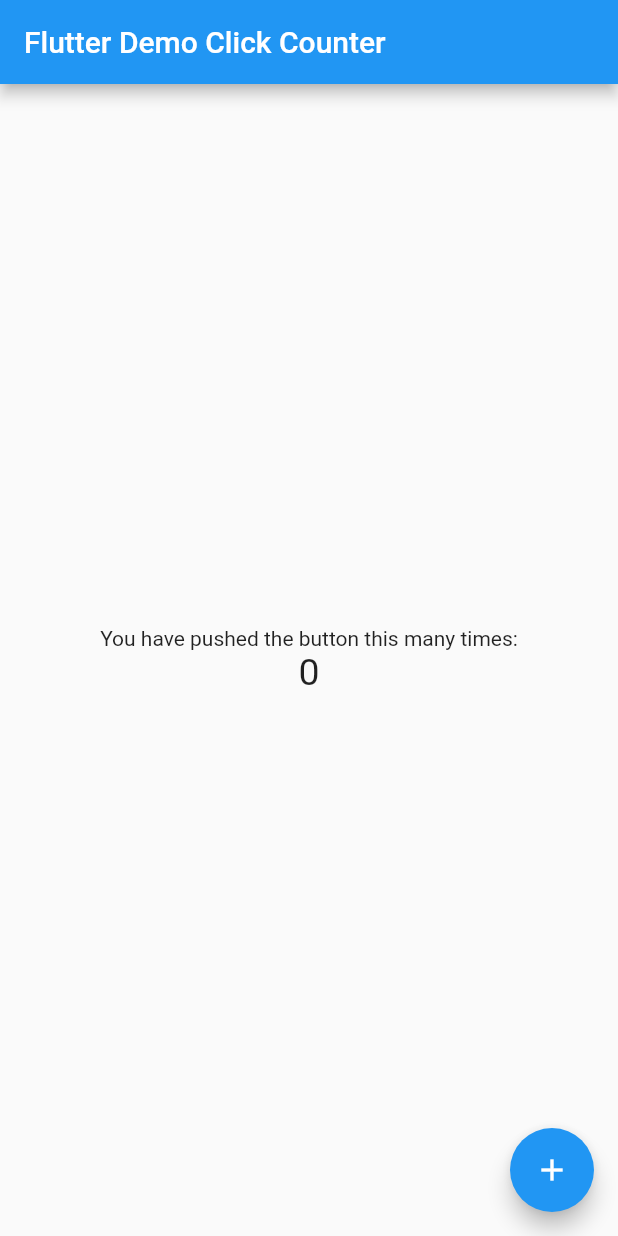
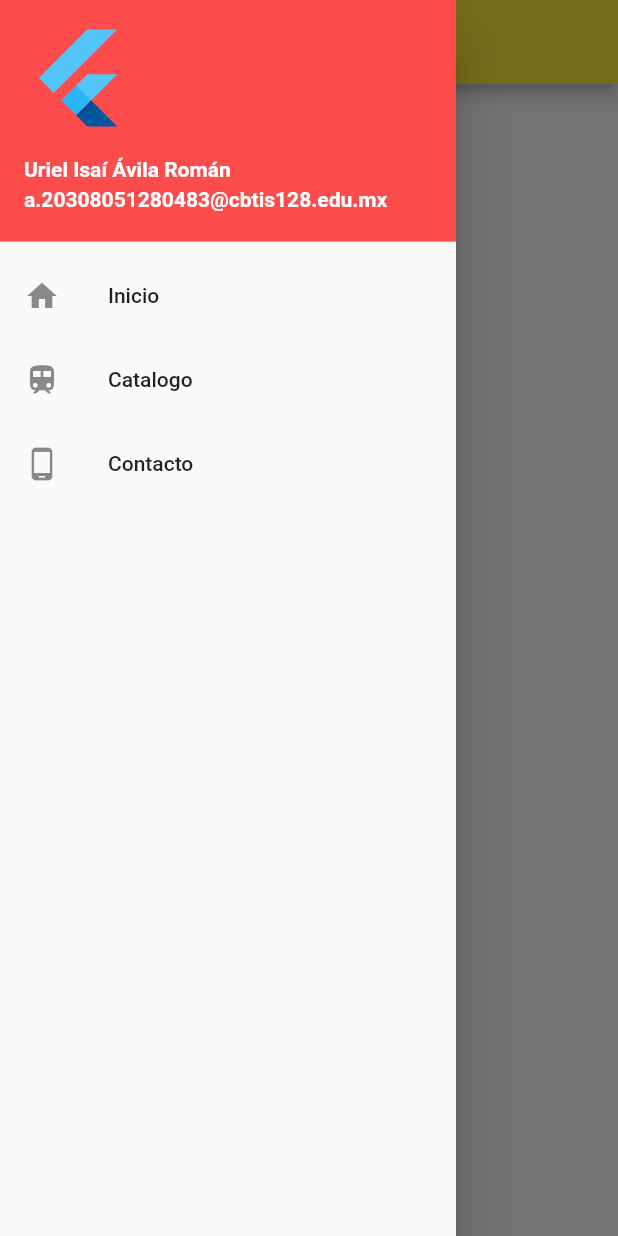
Before and after one commit to AvilaRomanUrielIsai/DrawerFlutLab, a Flutter app: the screen it shows after launch, with the side drawer open (before the commit the screen has no drawer), on a phone screen of 412 x 824 dp. Run offline on Flutter 3.47's test engine with Material 2 defaults, Android fonts, the phone set to English and light mode, and no system bars.

Commit message:
drawer v2

```diff
--- a/lib/main.dart
+++ b/lib/main.dart
@@ -1,90 +1,97 @@
 import 'package:flutter/material.dart';
 
-void main() => runApp(MyApp());
+void main() => runApp(const MyApp());
 
 class MyApp extends StatelessWidget {
   const MyApp({super.key});
-  static const String _title = 'Flutter Stateful Clicker Counter';
+  static const String _title = 'Drawer en Flutter';
   // This widget is the root of your application.
   @override
   Widget build(BuildContext context) {
     return MaterialApp(
       title: _title,
       theme: ThemeData(
-        primarySwatch: Colors.blue,
+        primarySwatch: Colors.yellow,
       ),
-      home: MyHomePage(),
+      debugShowCheckedModeBanner: false,
+      home: const MyHomePage(),
     );
   }
 }
 
 class MyHomePage extends StatefulWidget {
   const MyHomePage({super.key});
-  // This widget is the home page of your application. It is stateful, meaning
-  // that it has a State object (defined below) that contains fields that affect
-  // how it looks.
-  // This class is the configuration for the state.
   @override
   _MyHomePageState createState() => _MyHomePageState();
 }
 
 class _MyHomePageState extends State<MyHomePage> {
-  int _counter = 0;
-
-  void _incrementCounter() {
-    setState(() {
-      // This call to setState tells the Flutter framework that something has
-      // changed in this State, which causes it to rerun the build method below
-      // so that the display can reflect the updated values. If we changed
-      // _counter without calling setState(), then the build method would not be
-      // called again, and so nothing would appear to happen.
-      _counter++;
-    });
-  }
-
   @override
   Widget build(BuildContext context) {
-    // This method is rerun every time setState is called, for instance as done
-    // by the _incrementCounter method above.
-    //
-    // The Flutter framework has been optimized to make rerunning build methods
-    // fast, so that you can just rebuild anything that needs updating rather
-    // than having to individually change instances of widgets.
     return Scaffold(
-      appBar: AppBar(
-        // Here we take the value from the MyHomePage object that was created by
-        // the App.build method, and use it to set our appbar title.
-        title: Text('Flutter Demo Click Counter'),
-      ),
-      body: Center(
-        // Center is a layout widget. It takes a single child and positions it
-        // in the middle of the parent.
-        child: Column(
-          // Column is also a layout widget. It takes a list of children and
-          // arranges them vertically. By default, it sizes itself to fit its
-          // children horizontally, and tries to be as tall as its parent.
-          //
-          // Column has various properties to control how it sizes itself and
-          // how it positions its children. Here we use mainAxisAlignment to
-          // center the children vertically; the main axis here is the vertical
-          // axis because Columns are vertical (the cross axis would be
-          // horizontal).
-          mainAxisAlignment: MainAxisAlignment.center,
-          children: <Widget>[
-            Text(
-              'You have pushed the button this many times:',
+      drawer: Drawer(
+        child: ListView(
+          padding: EdgeInsets.zero,
+          children: [
+            const UserAccountsDrawerHeader(
+              decoration: BoxDecoration(color: Color(0xfffd4c4c)),
+              accountName: Text(
+                "Uriel Isaí Ávila Román",
+                style: TextStyle(
+                  fontWeight: FontWeight.bold,
+                  color: Color(0xffffffff),
+                ),
+              ),
+              accountEmail: Text(
+                "a.20308051280483@cbtis128.edu.mx",
+                style: TextStyle(
+                  fontWeight: FontWeight.bold,
+                  color: Color(0xffffffff),
+                ),
+              ),
+              currentAccountPicture: FlutterLogo(),
             ),
-            Text(
-              '$_counter',
-              style: TextStyle(fontSize: 25),
+            ListTile(
+              leading: const Icon(
+                Icons.home,
+              ),
+              title: const Text('Inicio'),
+              onTap: () {
+                Navigator.pop(context);
+              },
+            ),
+            ListTile(
+              leading: const Icon(
+                Icons.train,
+              ),
+              title: const Text('Catalogo'),
+              onTap: () {
+                Navigator.pop(context);
+              },
+            ),
+            ListTile(
+              leading: const Icon(
+                Icons.phone_android,
+              ),
+              title: const Text('Contacto'),
+              onTap: () {
+                Navigator.pop(context);
+              },
             ),
           ],
         ),
       ),
-      floatingActionButton: FloatingActionButton(
-        onPressed: _incrementCounter,
-        tooltip: 'Increment',
-        child: Icon(Icons.add),
+      appBar: AppBar(
+        title: const Text('Act3 Drawer Ávila'),
+      ),
+      body: Center(
+        child: Column(
+          children: [
+            const SizedBox(
+              height: 50,
+            ),
+          ],
+        ),
       ),
     );
   }
```
